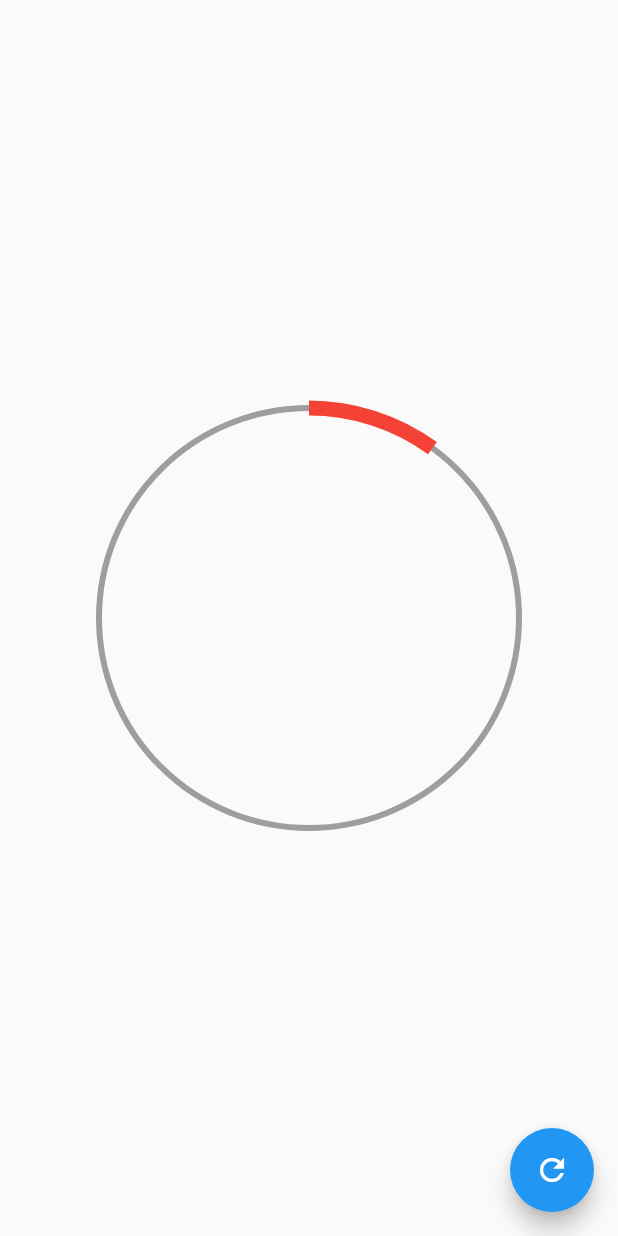
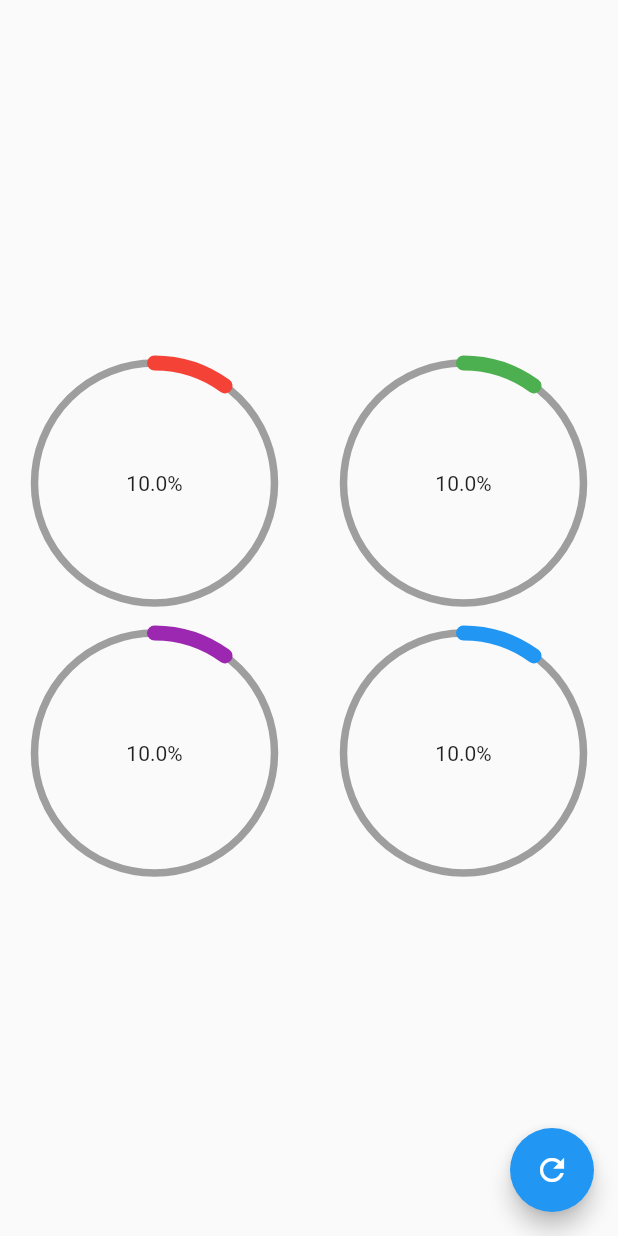
Before and after one commit to samuel005005/flutter_app_design, a Flutter app: the screen it shows after launch, after a tap on the "refresh" icon, on a phone screen of 412 x 824 dp. Run offline on Flutter 3.47's test engine with Material 2 defaults, Android fonts, the phone set to English and light mode, and no system bars.

Commit message:
4. ProgressBar circular - Animated Custom Painter

```diff
--- a/lib/src/pages/circular_graph_page.dart
+++ b/lib/src/pages/circular_graph_page.dart
@@ -25,16 +25,59 @@ class _CircularGraphPageState extends State<CircularGraphPage> {
         },
         child: const Icon(Icons.refresh),
       ),
-      body: Center(
-        child: SizedBox(
-          width: 300,
-          height: 300,
-          child: RadialProgress(
-            percentage: percentage,
-            primaryColor: Colors.red,
+      body: Column(
+        mainAxisAlignment: MainAxisAlignment.center,
+        children: [
+          Row(
+            mainAxisAlignment: MainAxisAlignment.spaceAround,
+            children: [
+              CustomRadialProgress(
+                percentage: percentage,
+                color: Colors.red,
+              ),
+              CustomRadialProgress(
+                percentage: percentage,
+                color: Colors.green,
+              ),
+            ],
           ),
-        ),
+          Row(
+            mainAxisAlignment: MainAxisAlignment.spaceAround,
+            children: [
+              CustomRadialProgress(
+                percentage: percentage,
+                color: Colors.purple,
+              ),
+              CustomRadialProgress(
+                percentage: percentage,
+                color: Colors.blue,
+              ),
+            ],
+          )
+        ],
       ),
     );
   }
 }
+
+class CustomRadialProgress extends StatelessWidget {
+  final Color color;
+  const CustomRadialProgress(
+      {super.key, required this.percentage, required this.color});
+
+  final double percentage;
+
+  @override
+  Widget build(BuildContext context) {
+    return SizedBox(
+      width: 180,
+      height: 180,
+      child: RadialProgress(
+        percentage: percentage,
+        primaryColor: color,
+        primaryThickness: 10,
+        secondaryThickness: 5,
+      ),
+    );
+  }
+}
--- a/lib/src/widgets/radial_progress.dart
+++ b/lib/src/widgets/radial_progress.dart
@@ -7,6 +7,7 @@ class RadialProgress extends StatefulWidget {
   final double percentage;
   final Color primaryColor;
   final Color secondaryColor;
+  final double primaryThickness;
   final double secondaryThickness;
 
   const RadialProgress({
@@ -14,6 +15,7 @@ class RadialProgress extends StatefulWidget {
     required this.percentage,
     this.primaryColor = Colors.blue,
     this.secondaryColor = Colors.grey,
+    this.primaryThickness = 10,
     this.secondaryThickness = 4,
   });
 
@@ -78,9 +80,13 @@ class _RadialProgressState extends State<RadialProgress>
             painter: _MyRadialProsgress(
               primaryColor: widget.primaryColor,
               secondaryColor: widget.secondaryColor,
+              primaryThickness: widget.primaryThickness,
               secondaryThickness: widget.secondaryThickness,
               percentage: (widget.percentage - animatedDifference) +
                   (animatedDifference * animationController.value),
+            ),
+            child: Center(
+              child: Text('${widget.percentage}%'),
             ),
           ),
         );
@@ -93,11 +99,14 @@ class _MyRadialProsgress extends CustomPainter {
   final double percentage;
   final Color primaryColor;
   final Color secondaryColor;
+  final double primaryThickness;
   final double secondaryThickness;
+
   _MyRadialProsgress({
     required this.percentage,
     required this.primaryColor,
     required this.secondaryColor,
+    required this.primaryThickness,
     required this.secondaryThickness,
   });
 
@@ -114,8 +123,9 @@ class _MyRadialProsgress extends CustomPainter {
     canvas.drawCircle(center, radius, paint);
     // Arco
     final painArco = Paint()
-      ..strokeWidth = 10
+      ..strokeWidth = primaryThickness
       ..color = primaryColor
+      ..strokeCap = StrokeCap.round
       ..style = PaintingStyle.stroke;
 
     double arcAngle = 2 * pi * (percentage / 100);
```
Also changed, not shown: 1 other file.
